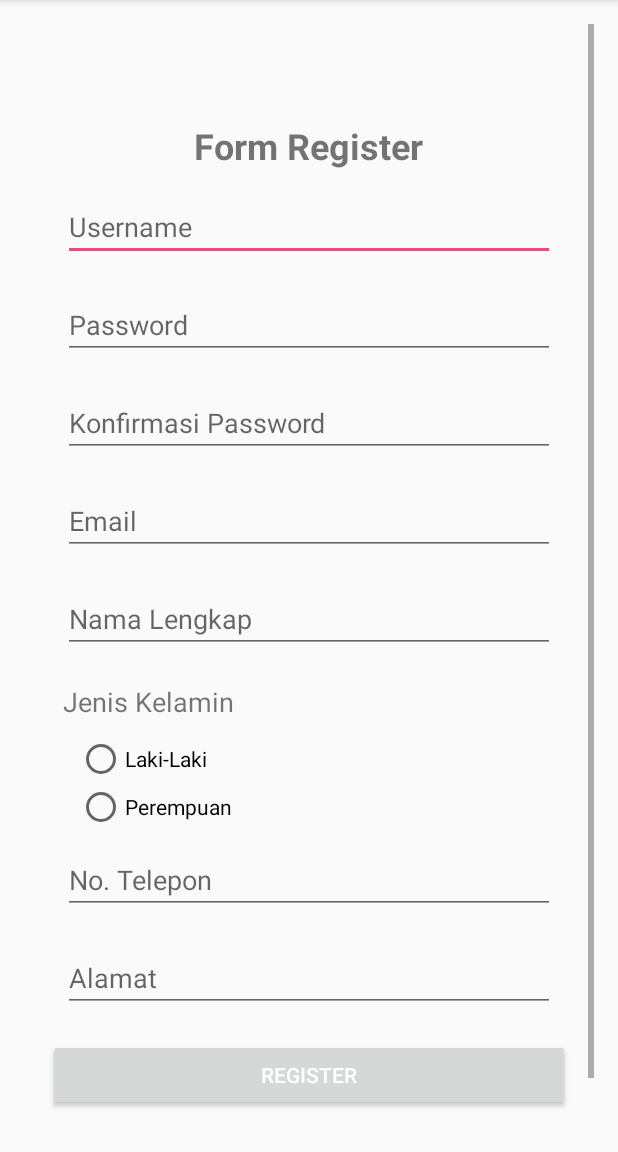
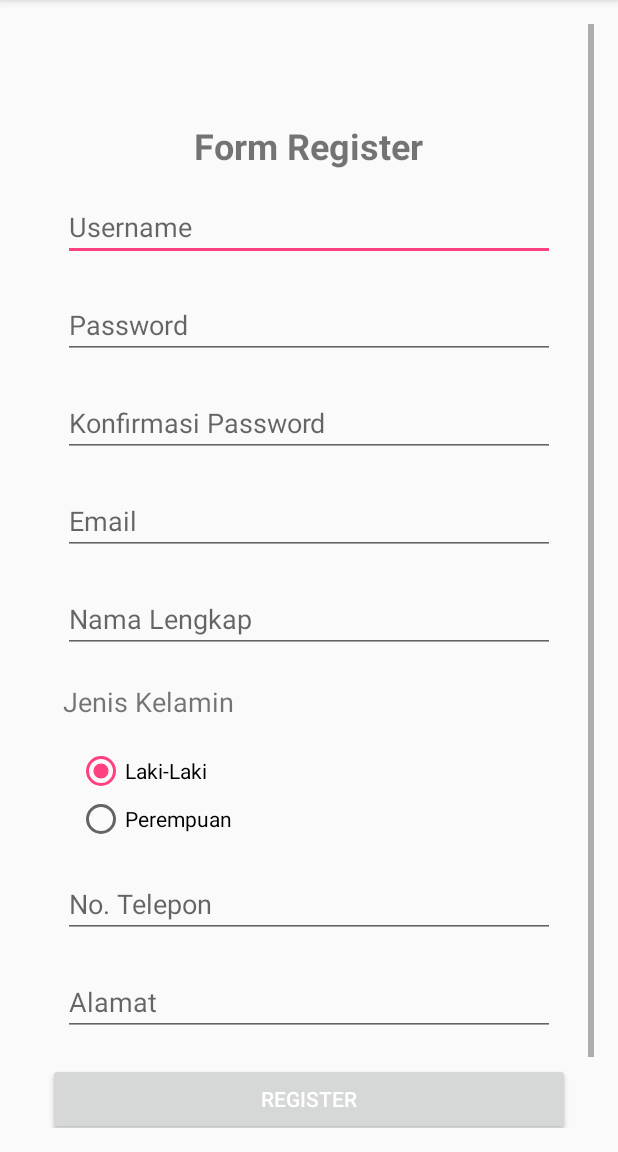
Before and after one commit to Whydandrian/kelompok-satu, an Android app: the Register screen opened directly, with no data from a screen before it, on a phone screen of 412 x 824 dp, the part 84-1236 px from its top. Run offline under Robolectric (Android 15) with nearby library versions, the phone set to English and light mode, and no system bars.

Commit message:
add radio grup halaman register

```diff
--- a/android/EGOLD/app/src/main/res/layout/activity_register.xml
+++ b/android/EGOLD/app/src/main/res/layout/activity_register.xml
@@ -89,12 +89,22 @@
             android:textSize="18dp"
             android:layout_margin="10dp"/>
 
+        <RadioGroup
+            android:id="@+id/opsi"
+            android:layout_width="match_parent"
+            android:layout_height="wrap_content"
+            android:layout_marginBottom="8dp"
+            android:layout_marginTop="8dp"
+            android:orientation="vertical">
+
+
         <RadioButton
             android:layout_width="match_parent"
             android:layout_height="wrap_content"
             android:id="@+id/btnlakilaki"
             android:text="Laki-Laki"
             android:layout_marginLeft="19dp"
+            android:checked="true"
             android:layout_marginRight="18dp"/>
 
         <RadioButton
@@ -105,6 +115,7 @@
             android:layout_marginLeft="19dp"
             android:layout_marginRight="18dp"/>
 
+        </RadioGroup>
 
         <EditText
             android:id="@+id/txttelp"
```
